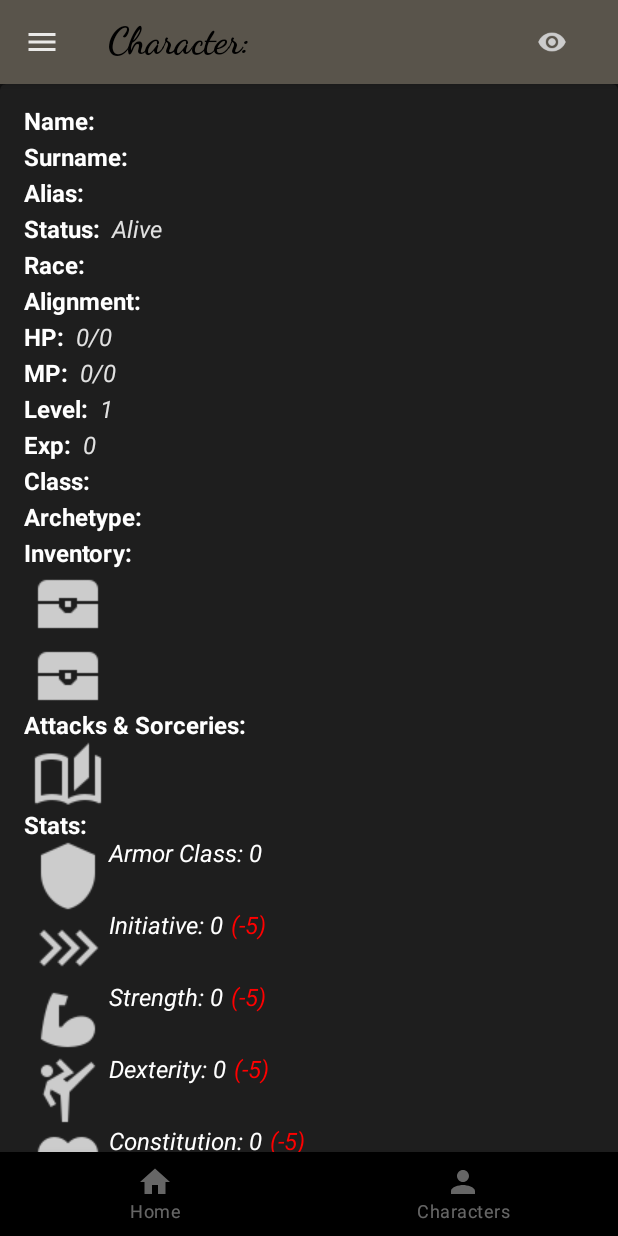
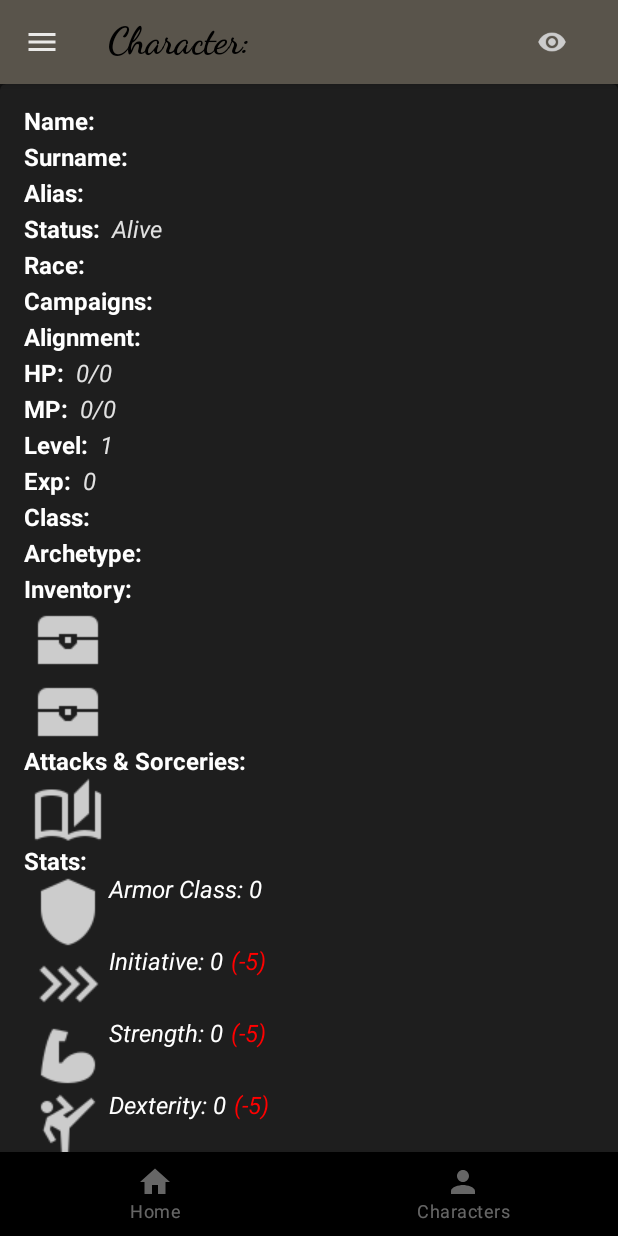
Before and after one commit to Aleen5/Dungeon4DummiesMobile, an Android app built with Jetpack Compose: the composable CharacterScreen called with empty values, on a phone screen of 412 x 824 dp. Run offline under Robolectric (Android 15) with nearby library versions, the phone set to English and light mode, and no system bars; 57 statements that could not run were skipped.

Commit message:
Añadido campo "Campaigns" a todo.
TFG terminado funcionalmente

TODO: Pantalla Settings into Dice

```diff
--- a/app/src/main/java/com/example/dungeon4dummiesmobile/models/CharactersModel.kt
+++ b/app/src/main/java/com/example/dungeon4dummiesmobile/models/CharactersModel.kt
@@ -10,6 +10,7 @@ data class CharactersModel(
     var alias: String,
     val status: String,
     var race: String,
+    val campaigns: String,
     val alignment: String,
     val level: Int,
     val exp: Int,
--- a/app/src/main/java/com/example/dungeon4dummiesmobile/screens/mainscreens/CharacterScreen.kt
+++ b/app/src/main/java/com/example/dungeon4dummiesmobile/screens/mainscreens/CharacterScreen.kt
@@ -83,6 +83,9 @@ fun CharacterScreen(navController: NavController, username: String, characterID:
 
     var race by remember {
         mutableStateOf(races[racesListSelectedIndex])
+    }
+    var campaigns by remember {
+        mutableStateOf("")
     }
     var characterClass by remember {
         mutableStateOf(classes[classesListSelectedIndex])
@@ -288,6 +291,7 @@ fun CharacterScreen(navController: NavController, username: String, characterID:
                 alias = it.alias
                 status = it.status
                 race = it.race
+                campaigns = it.campaigns
                 racesListSelectedIndex = races.indexOf(it.race)
                 alignment = it.alignment
                 alignmentsListSelectedIndex = alignments.indexOf(it.alignment)
@@ -508,6 +512,11 @@ fun CharacterScreen(navController: NavController, username: String, characterID:
                                 racesListExpanded = false
                             }
                         )
+                    }
+
+                    item {
+                        StatText("Campaigns")
+                        InputTextField(label = "Insert the campaigns this character is part of", inValue = campaigns, onValueChange = {campaigns = it})
                     }
 
                     item {
@@ -774,6 +783,7 @@ fun CharacterScreen(navController: NavController, username: String, characterID:
                     item { StatsText(statName = "Alias", statValue = character.alias) }
                     item { StatsText(statName = "Status", statValue = character.status) }
                     item { StatsText(statName = "Race", statValue = character.race) }
+                    item { StatsText(statName = "Campaigns", statValue = character.campaigns) }
                     item { StatsText(statName = "Alignment", statValue = character.alignment) }
                     item { StatsText(statName = "HP", statValue = "${character.current_hp}/${character.max_hp}") }
                     item { StatsText(statName = "MP", statValue = "${character.current_mana}/${character.max_mana}") }
@@ -852,6 +862,7 @@ fun CharacterScreen(navController: NavController, username: String, characterID:
                                     character_class = characterClass,
                                     status = status,
                                     race = race,
+                                    campaigns = campaigns,
                                     alignment = alignment,
                                     level = level,
                                     exp = exp,
--- a/app/src/main/java/com/example/dungeon4dummiesmobile/viewModels/CharactersViewModel.kt
+++ b/app/src/main/java/com/example/dungeon4dummiesmobile/viewModels/CharactersViewModel.kt
@@ -15,7 +15,7 @@ import retrofit2.Response
 class CharactersViewModel: ViewModel() {
     var charactersModelListResponse: List<CharactersModel> by mutableStateOf(listOf())
     var charactersModel: CharactersModel by mutableStateOf(CharactersModel("", "", "", "",
-        "", "Alive", "", "", 1, 0, "", "",
+        "", "Alive", "", "","", 1, 0, "", "",
         StatsModel(0, 0, 0, 0, 0, 0, 0, 0, 0, 0,
             0, 0, 0,0, 0, 0, 0, 0, 0, 0, 0, 0, 0),
         0, 0, 0, 0, 0, mutableListOf(""), mutableListOf(""),
@@ -23,7 +23,7 @@ class CharactersViewModel: ViewModel() {
         "", "", "", "", "", "", 20, ""))
 
     var charactersSpoilerModel: CharactersModel by mutableStateOf(CharactersModel("", "", "Spoiler", "Spoiler",
-        "Spoiler", "???", "Race is a spoiler? idk", "Spoiler alignment", 1, 0, "The class is a spoiler", "Spoiler archetype",
+        "Spoiler", "???", "Race is a spoiler? idk", "","Spoiler alignment", 1, 0, "The class is a spoiler", "Spoiler archetype",
         StatsModel(0, 0, 0, 0, 0, 0, 0, 0, 0, 0,
             0, 0, 0,0, 0, 0, 0, 0, 0, 0, 0, 0, 0),
         0, 0, 0, 0, 0, mutableListOf("Spoiler"), mutableListOf("Spoiler"),
```
Also changed, not shown: app/src/main/java/com/example/dungeon4dummiesmobile/screens/mainscreens/CharacterCreationScreen.kt (+10 -3 lines).
